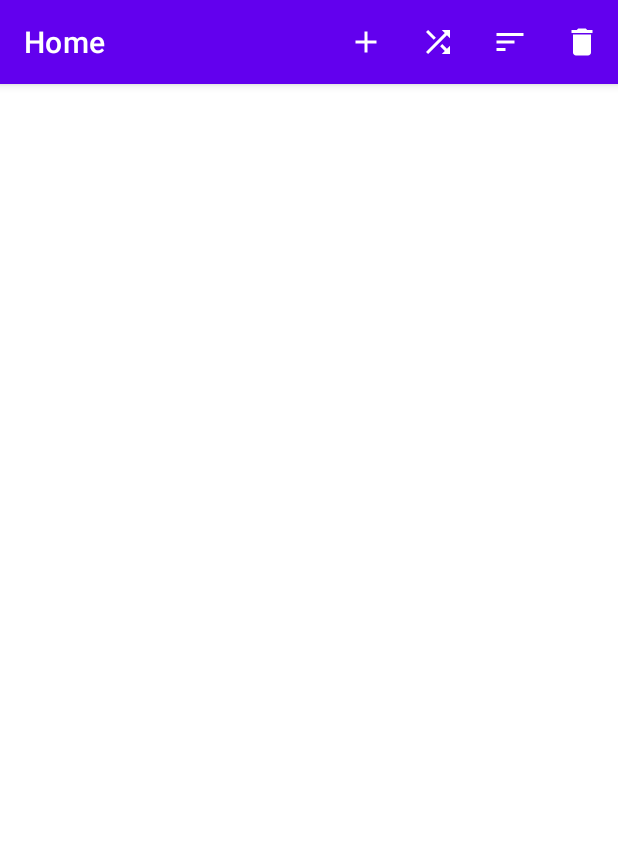
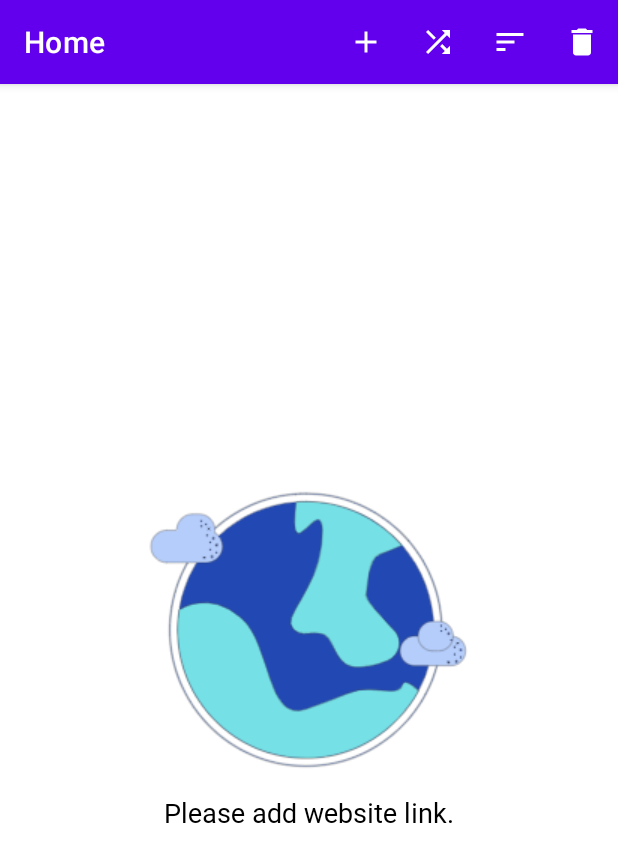
Before and after one commit to win-than-htike/2AppStudio-CodeTest, an Android app: the screen it shows after launch (MainActivity), after a tap on "Shuffle", on a phone screen of 412 x 824 dp. Shown: the top 862 px of the screen. Run offline under Robolectric (Android 15) with nearby library versions, the phone set to English and light mode, and no system bars; our stand-ins replace Dagger/Hilt's generated code, data binding, navigation-ui; pictures from the network do not load.

Commit message:
add empty view

```diff
--- a/app/src/main/java/com/onething/a2appstudiotest/features/links/LinksFragment.kt
+++ b/app/src/main/java/com/onething/a2appstudiotest/features/links/LinksFragment.kt
@@ -2,6 +2,7 @@ package com.onething.a2appstudiotest.features.links
 
 import android.os.Bundle
 import android.view.*
+import androidx.core.view.isVisible
 import androidx.databinding.DataBindingUtil
 import androidx.fragment.app.Fragment
 import androidx.fragment.app.viewModels
@@ -109,6 +110,8 @@ class LinksFragment : Fragment() {
     }
 
     private fun showAddLinksDialog() {
+        val adapter = binding.rvLinks.adapter as LinksListAdapter
+        adapter.resetSelectState()
         val dialog = AddLinksDialog()
         dialog.setOnClickAddLink {
             viewModel.processLinks(it)
--- a/app/src/main/java/com/onething/a2appstudiotest/features/links/LinksViewModel.kt
+++ b/app/src/main/java/com/onething/a2appstudiotest/features/links/LinksViewModel.kt
@@ -25,9 +25,16 @@ class LinksViewModel @Inject constructor(
     val status: LiveData<LinksStatus>
         get() = _status
 
+    private val _isEmpty = MutableLiveData<Boolean?>()
+    val isEmpty : LiveData<Boolean?>
+        get() = _isEmpty
     private val _list = MutableLiveData<List<Links>>()
     val list : LiveData<List<Links>>
         get() = _list
+
+    init {
+        _isEmpty.postValue(_list.value?.isEmpty())
+    }
 
     fun processLinks(url: String) {
         viewModelScope.launch {
@@ -50,8 +57,9 @@ class LinksViewModel @Inject constructor(
         }
     }
 
-    private fun resetList(list: List<Links>) {
-        _list.postValue(list)
+    private fun resetList(data: List<Links>) {
+        _list.postValue(data)
+        _isEmpty.postValue(data.isEmpty())
     }
 
     fun shuffle() {
--- a/app/src/main/java/com/onething/a2appstudiotest/utils/BindingAdapter.kt
+++ b/app/src/main/java/com/onething/a2appstudiotest/utils/BindingAdapter.kt
@@ -1,13 +1,21 @@
 package com.onething.a2appstudiotest.utils
 
+import android.util.Log
+import android.view.View
 import android.widget.ImageView
 import androidx.core.net.toUri
+import androidx.core.view.isVisible
 import androidx.databinding.BindingAdapter
 import androidx.recyclerview.widget.RecyclerView
 import coil.load
 import com.onething.a2appstudiotest.R
 import com.onething.a2appstudiotest.features.links.LinksListAdapter
 import com.onething.a2appstudiotest.model.Links
+
+@BindingAdapter("visible")
+fun setVisible(view: View, data: Boolean?) {
+    view.isVisible = data ?: true
+}
 
 @BindingAdapter("listData")
 fun bindRecyclerView(recyclerView: RecyclerView, data: List<Links>?) {
--- a/app/src/main/res/layout/fragment_links.xml
+++ b/app/src/main/res/layout/fragment_links.xml
@@ -15,6 +15,10 @@
         android:layout_height="match_parent"
         tools:context=".features.links.LinksFragment">
 
+        <FrameLayout
+            android:layout_width="match_parent"
+            android:layout_height="match_parent">
+
             <androidx.recyclerview.widget.RecyclerView
                 android:id="@+id/rv_links"
                 android:layout_width="match_parent"
@@ -24,5 +28,33 @@
                 android:paddingBottom="16dp"
                 app:listData="@{viewModel.list}"/>
 
+            <LinearLayout
+                android:id="@+id/ll_empty_view"
+                android:layout_width="match_parent"
+                android:layout_height="wrap_content"
+                android:layout_gravity="center"
+                android:orientation="vertical"
+                app:visible="@{viewModel.isEmpty}">
+
+                <androidx.appcompat.widget.AppCompatImageView
+                    android:layout_width="wrap_content"
+                    android:layout_height="wrap_content"
+                    android:layout_gravity="center"
+                    app:srcCompat="@drawable/img_empty"/>
+
+                <TextView
+                    android:layout_width="wrap_content"
+                    android:layout_height="wrap_content"
+                    android:textSize="18sp"
+                    android:layout_marginTop="16dp"
+                    android:layout_gravity="center"
+                    android:fontFamily="@font/roboto"
+                    android:textColor="@color/black"
+                    android:text="@string/empty_text"/>
+
+            </LinearLayout>
+
+        </FrameLayout>
+
     </androidx.coordinatorlayout.widget.CoordinatorLayout>
 </layout>
--- a/app/src/main/res/values/strings.xml
+++ b/app/src/main/res/values/strings.xml
@@ -13,4 +13,5 @@
     <string name="msg_error">Can\'t add links.</string>
     <string name="action_delete">Delete</string>
     <string name="msg_cannot_delete">Please select at least one item.</string>
+    <string name="empty_text">Please add website link.</string>
 </resources>
```
Also changed, not shown: app/src/main/res/drawable/img_empty.png (added), 1 other file. Lines whose indentation alone changed are shown as unchanged.
